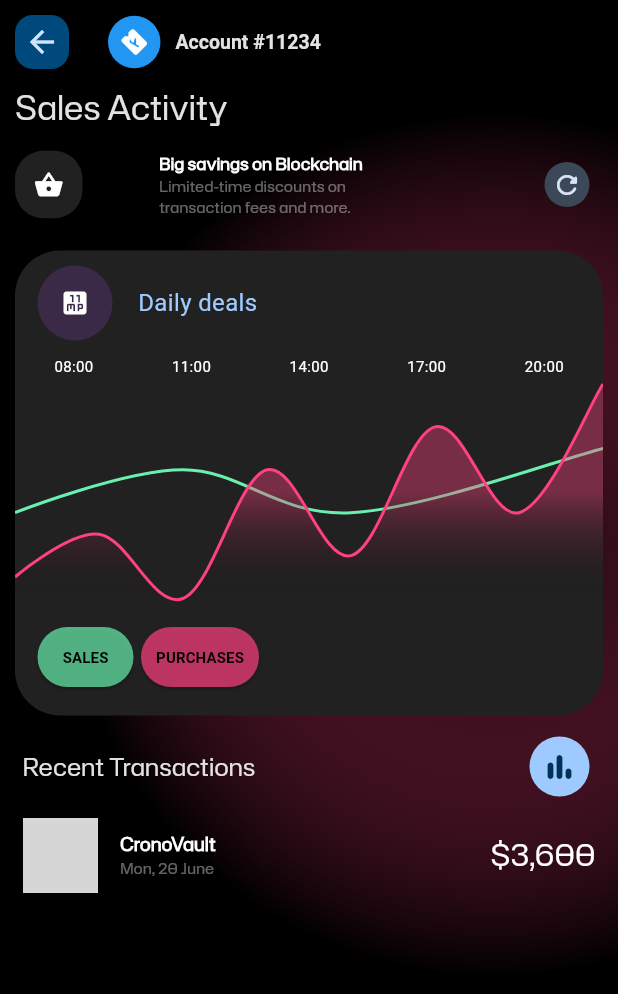
After one commit to LimaneGaya/gaya_screens, a Flutter app: the P4 screen opened directly, on a phone screen of 412 x 824 dp. The commit adds this screen. Shown: the top 994 px of the screen. Run offline on Flutter 3.47's test engine with Material 3 defaults, Android fonts, the phone set to English and light mode, and no system bars; drawn by our look-alikes of fl_chart; network calls fail; project files that could hold a hidden picture were left out; grey boxes are pictures that could not be loaded.

Commit message:
Added a screen

```diff
--- a/lib/screens/n0002/n0002.dart
+++ b/lib/screens/n0002/n0002.dart
@@ -2,6 +2,7 @@ import 'package:flutter/material.dart';
 import 'package:gaya_screens/screens/n0002/p1.dart';
 import 'package:gaya_screens/screens/n0002/p2.dart';
 import 'package:gaya_screens/screens/n0002/p3.dart';
+import 'package:gaya_screens/screens/n0002/p4.dart';
 
 class N0002 extends StatelessWidget {
   const N0002({super.key});
@@ -11,7 +12,7 @@ class N0002 extends StatelessWidget {
     return PageView(
       scrollBehavior: MaterialScrollBehavior(),
       allowImplicitScrolling: true,
-      children: [P1(), P2(), P3()],
+      children: [P1(), P2(), P3(), P4()],
     );
   }
 }
--- /dev/null
+++ b/lib/screens/n0002/p4.dart
@@ -0,0 +1,375 @@
+import 'package:fl_chart/fl_chart.dart';
+import 'package:flutter/material.dart';
+
+class P4 extends StatelessWidget {
+  const P4({super.key});
+
+  @override
+  Widget build(BuildContext context) {
+    return Scaffold(
+      backgroundColor: Colors.black,
+      appBar: AppBar(
+        backgroundColor: Colors.black,
+        leading: Padding(
+          padding: const EdgeInsets.all(10.0),
+          child: FloatingActionButton.small(
+            child: Icon(Icons.arrow_back),
+            onPressed: () => Navigator.pop(context),
+          ),
+        ),
+        title: Row(
+          children: [
+            Container(
+              width: 35,
+              height: 35,
+              decoration: BoxDecoration(
+                color: Colors.blue,
+                shape: BoxShape.circle,
+              ),
+              child: Center(
+                child: Transform.rotate(
+                  angle: 45 * 3.1415926535 / 180,
+                  child: Icon(
+                    Icons.airplane_ticket_rounded,
+                    color: Colors.white,
+                    size: 17,
+                  ),
+                ),
+              ),
+            ),
+            SizedBox(width: 10),
+            Text(
+              "Account #11234",
+              style: TextStyle(fontSize: 13, fontWeight: FontWeight.bold),
+            ),
+          ],
+        ),
+      ),
+      body: Container(
+        decoration: BoxDecoration(
+          gradient: RadialGradient(
+            radius: 0.7,
+            center: Alignment(0.6, -0.2),
+            colors: [Colors.pinkAccent.withAlpha(5), Colors.black],
+          ),
+        ),
+        child: Column(
+          crossAxisAlignment: CrossAxisAlignment.start,
+          children: [
+            Padding(
+              padding: const EdgeInsets.symmetric(horizontal: 10),
+              child: Text(
+                'Sales Activity',
+                style: TextStyle(fontFamily: 'HubotSans', fontSize: 22),
+              ),
+            ),
+            SizedBox(height: 12),
+            Padding(
+              padding: const EdgeInsets.symmetric(horizontal: 10.0),
+              child: Row(
+                mainAxisAlignment: MainAxisAlignment.spaceBetween,
+                crossAxisAlignment: CrossAxisAlignment.center,
+
+                children: [
+                  Container(
+                    height: 45,
+                    width: 45,
+                    decoration: BoxDecoration(
+                      color: Colors.grey.shade900,
+                      borderRadius: BorderRadius.circular(19),
+                    ),
+                    child: Icon(
+                      Icons.shopping_basket_rounded,
+                      size: 20,
+                      color: Colors.white,
+                    ),
+                  ),
+                  Column(
+                    crossAxisAlignment: CrossAxisAlignment.start,
+                    mainAxisSize: MainAxisSize.min,
+                    mainAxisAlignment: MainAxisAlignment.spaceAround,
+                    children: [
+                      Text(
+                        'Big savings on Blockchain',
+                        style: TextStyle(
+                          fontFamily: 'HubotSans',
+                          fontSize: 11,
+                          fontWeight: FontWeight.bold,
+                          color: Colors.white,
+                        ),
+                      ),
+                      Text(
+                        'Limited-time discounts on\ntransaction fees and more.',
+                        style: TextStyle(
+                          fontFamily: 'HubotSans',
+                          fontSize: 10,
+                          color: Colors.white.withAlpha(100),
+                        ),
+                      ),
+                    ],
+                  ),
+                  SizedBox(width: 10),
+                  IconButton.filledTonal(
+                    onPressed: () {},
+                    style: IconButton.styleFrom(padding: EdgeInsets.all(5)),
+                    constraints: BoxConstraints(maxHeight: 30, maxWidth: 30),
+                    icon: Icon(Icons.refresh_rounded),
+                    iconSize: 20,
+                  ),
+                ],
+              ),
+            ),
+
+            SizedBox(height: 10),
+            Container(
+              height: 310,
+              clipBehavior: Clip.hardEdge,
+              margin: EdgeInsets.symmetric(horizontal: 10, vertical: 10),
+              decoration: BoxDecoration(
+                borderRadius: BorderRadius.circular(30),
+                color: Colors.grey.shade900,
+              ),
+              child: Column(
+                children: [
+                  Padding(
+                    padding: const EdgeInsets.symmetric(
+                      horizontal: 15.0,
+                      vertical: 10,
+                    ),
+                    child: Row(
+                      crossAxisAlignment: CrossAxisAlignment.center,
+                      children: [
+                        DecoratedBox(
+                          decoration: BoxDecoration(
+                            shape: BoxShape.circle,
+                            color: Theme.of(context).colorScheme.onTertiary,
+                          ),
+                          child: Padding(
+                            padding: const EdgeInsets.all(15.0),
+                            child: Icon(Icons.eleven_mp, size: 20),
+                          ),
+                        ),
+                        SizedBox(width: 17),
+                        Text(
+                          'Daily deals',
+                          style: TextStyle(
+                            fontSize: 16,
+                            color: Theme.of(context).colorScheme.primary,
+                          ),
+                        ),
+                      ],
+                    ),
+                  ),
+                  Row(
+                    crossAxisAlignment: CrossAxisAlignment.center,
+                    mainAxisAlignment: MainAxisAlignment.spaceAround,
+                    children: [
+                      Text(
+                        '08:00',
+                        style: TextStyle(fontSize: 10, color: Colors.white),
+                      ),
+                      Text(
+                        '11:00',
+                        style: TextStyle(fontSize: 10, color: Colors.white),
+                      ),
+                      Text(
+                        '14:00',
+                        style: TextStyle(fontSize: 10, color: Colors.white),
+                      ),
+                      Text(
+                        '17:00',
+                        style: TextStyle(fontSize: 10, color: Colors.white),
+                      ),
+                      Text(
+                        '20:00',
+                        style: TextStyle(fontSize: 10, color: Colors.white),
+                      ),
+                    ],
+                  ),
+                  SizedBox(height: 5),
+                  Expanded(
+                    child: LineChart(
+                      LineChartData(
+                        lineBarsData: [
+                          LineChartBarData(
+                            spots: [
+                              FlSpot(0, 3),
+                              FlSpot(2, 4),
+                              FlSpot(4, 3),
+                              FlSpot(7, 4.5),
+                            ],
+                            isCurved: true,
+                            color: Colors.greenAccent,
+                            barWidth: 2,
+                            dotData: FlDotData(show: false),
+                            belowBarData: BarAreaData(show: false),
+                          ),
+                          LineChartBarData(
+                            spots: [
+                              FlSpot(0, 1.5),
+                              FlSpot(1, 2.5),
+                              FlSpot(2, 1.0),
+                              FlSpot(3, 4.0),
+                              FlSpot(4, 2.0),
+                              FlSpot(5, 5.0),
+                              FlSpot(6, 3.0),
+                              FlSpot(7, 6.0),
+                            ],
+                            isCurved: true,
+                            color: Colors.pinkAccent,
+                            barWidth: 2,
+                            dotData: FlDotData(show: false),
+                            belowBarData: BarAreaData(
+                              show: true,
+                              gradient: LinearGradient(
+                                end: Alignment.bottomCenter,
+                                begin: Alignment.topCenter,
+                                stops: [0.5, 1],
+                                colors: [
+                                  Colors.pinkAccent.withAlpha(100),
+                                  Colors.transparent,
+                                ],
+                              ),
+                            ),
+                          ),
+                        ],
+                        borderData: FlBorderData(show: false),
+                        gridData: FlGridData(show: false),
+                        extraLinesData: ExtraLinesData(extraLinesOnTop: false),
+                        titlesData: FlTitlesData(show: false),
+                      ),
+                    ),
+                  ),
+                  Padding(
+                    padding: const EdgeInsets.symmetric(
+                      horizontal: 15.0,
+                      vertical: 15,
+                    ),
+                    child: Row(
+                      children: [
+                        ElevatedButton(
+                          onPressed: () {},
+                          style: ElevatedButton.styleFrom(
+                            backgroundColor: Colors.greenAccent.withAlpha(180),
+                            padding: EdgeInsets.symmetric(
+                              horizontal: 10,
+                              vertical: 6,
+                            ),
+                          ),
+                          child: Text(
+                            'SALES',
+                            style: TextStyle(
+                              fontSize: 10,
+                              color: Colors.black,
+                              fontWeight: FontWeight.bold,
+                            ),
+                          ),
+                        ),
+                        SizedBox(width: 5),
+                        ElevatedButton(
+                          onPressed: () {},
+                          style: ElevatedButton.styleFrom(
+                            backgroundColor: Colors.pinkAccent.withAlpha(180),
+                            padding: EdgeInsets.symmetric(
+                              horizontal: 10,
+                              vertical: 6,
+                            ),
+                          ),
+                          child: Text(
+                            'PURCHASES',
+                            style: TextStyle(
+                              fontSize: 10,
+                              color: Colors.black,
+                              fontWeight: FontWeight.bold,
+                            ),
+                          ),
+                        ),
+                      ],
+                    ),
+                  ),
+                ],
+              ),
+            ),
+            Padding(
+              padding: const EdgeInsets.symmetric(horizontal: 15),
+              child: Row(
+                mainAxisAlignment: MainAxisAlignment.spaceBetween,
+                crossAxisAlignment: CrossAxisAlignment.center,
+                children: [
+                  Text(
+                    'Recent Transactions',
+                    style: TextStyle(fontFamily: 'HubotSans', fontSize: 16),
+                  ),
+                  IconButton.filled(
+                    onPressed: () {},
+                    icon: Icon(Icons.bar_chart_rounded),
+                  ),
+                ],
+              ),
+            ),
+            Padding(
+              padding: const EdgeInsets.symmetric(
+                horizontal: 15.0,
+                vertical: 10,
+              ),
+              child: Row(
+                mainAxisAlignment: MainAxisAlignment.spaceBetween,
+                crossAxisAlignment: CrossAxisAlignment.center,
+
+                children: [
+                  Container(
+                    clipBehavior: Clip.hardEdge,
+                    height: 50,
+                    width: 50,
+                    decoration: BoxDecoration(
+                      color: Colors.black,
+                      borderRadius: BorderRadius.circular(19),
+                    ),
+                    child: Image.network(
+                      'https://picsum.photos/50/50',
+                      fit: BoxFit.cover,
+                    ),
+                  ),
+                  SizedBox(width: 15),
+                  Column(
+                    crossAxisAlignment: CrossAxisAlignment.start,
+                    mainAxisSize: MainAxisSize.min,
+                    mainAxisAlignment: MainAxisAlignment.spaceAround,
+                    children: [
+                      Text(
+                        'CronoVault',
+                        style: TextStyle(
+                          fontFamily: 'HubotSans',
+                          fontSize: 12,
+                          fontWeight: FontWeight.bold,
+                          color: Colors.white,
+                        ),
+                      ),
+                      Text(
+                        'Mon, 20 June',
+                        style: TextStyle(
+                          fontFamily: 'HubotSans',
+                          fontSize: 10,
+                          color: Colors.white.withAlpha(100),
+                        ),
+                      ),
+                    ],
+                  ),
+                  Spacer(),
+                  Text(
+                    '\$3,600',
+                    style: TextStyle(
+                      fontFamily: 'HubotSans',
+                      fontSize: 20,
+                      color: Colors.white,
+                    ),
+                  ),
+                ],
+              ),
+            ),
+          ],
+        ),
+      ),
+    );
+  }
+}
```
Also changed, not shown: 1 other file.
